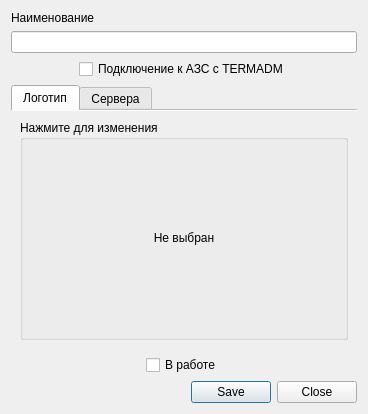
rust3128/Spacer, file NetworkAzs/editnetworkazsdialog.ui: the form before one commit.
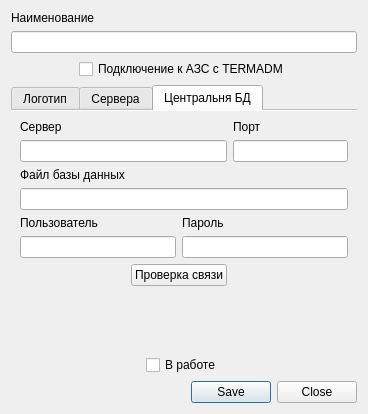
The form after the commit. Icons and pictures are not drawn. Custom widgets are drawn as their Qt base class.

Commit message: Central DB

```diff
--- a/NetworkAzs/editnetworkazsdialog.ui
+++ b/NetworkAzs/editnetworkazsdialog.ui
@@ -54,7 +54,7 @@
    <item row="3" column="0" colspan="3">
     <widget class="QTabWidget" name="tabWidget">
      <property name="currentIndex">
-      <number>0</number>
+      <number>2</number>
      </property>
      <property name="documentMode">
       <bool>true</bool>
@@ -146,6 +146,83 @@
        </item>
       </layout>
      </widget>
+     <widget class="QWidget" name="tabCentralDB">
+      <attribute name="title">
+       <string>Центральня БД</string>
+      </attribute>
+      <layout class="QGridLayout" name="gridLayout_5">
+       <item row="0" column="0">
+        <widget class="QLabel" name="label">
+         <property name="text">
+          <string>Сервер</string>
+         </property>
+        </widget>
+       </item>
+       <item row="4" column="0">
+        <widget class="QLabel" name="label_5">
+         <property name="text">
+          <string>Пользователь</string>
+         </property>
+        </widget>
+       </item>
+       <item row="4" column="2" colspan="2">
+        <widget class="QLabel" name="label_6">
+         <property name="text">
+          <string>Пароль</string>
+         </property>
+        </widget>
+       </item>
+       <item row="3" column="0" colspan="4">
+        <widget class="QLineEdit" name="lineEditDataBaseFile"/>
+       </item>
+       <item row="1" column="3">
+        <widget class="QLineEdit" name="lineEditPort"/>
+       </item>
+       <item row="6" column="1" colspan="2">
+        <widget class="QPushButton" name="pushButtonTestConn">
+         <property name="text">
+          <string>Проверка связи</string>
+         </property>
+        </widget>
+       </item>
+       <item row="5" column="0" colspan="2">
+        <widget class="QLineEdit" name="lineEditUser"/>
+       </item>
+       <item row="2" column="0">
+        <widget class="QLabel" name="label_4">
+         <property name="text">
+          <string>Файл базы данных</string>
+         </property>
+        </widget>
+       </item>
+       <item row="0" column="3">
+        <widget class="QLabel" name="label_3">
+         <property name="text">
+          <string>Порт</string>
+         </property>
+        </widget>
+       </item>
+       <item row="5" column="2" colspan="2">
+        <widget class="QLineEdit" name="lineEditPass"/>
+       </item>
+       <item row="1" column="0" colspan="3">
+        <widget class="QLineEdit" name="lineEditServer"/>
+       </item>
+       <item row="7" column="1">
+        <spacer name="verticalSpacer">
+         <property name="orientation">
+          <enum>Qt::Vertical</enum>
+         </property>
+         <property name="sizeHint" stdset="0">
+          <size>
+           <width>20</width>
+           <height>40</height>
+          </size>
+         </property>
+        </spacer>
+       </item>
+      </layout>
+     </widget>
     </widget>
    </item>
   </layout>
```
The commit also changes 4 other files.
